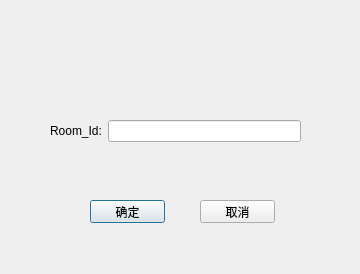
Old version of the form ManagerClient/queryinvoiceinputdialog.ui in the repository starsload/46572020.
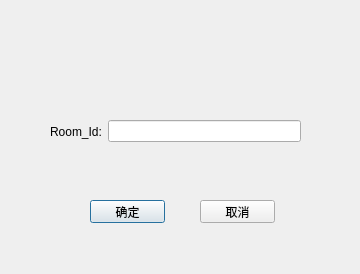
New version of the form. Icons and pictures are not drawn.

Patch:
```diff
--- a/ManagerClient/queryinvoiceinputdialog.ui
+++ b/ManagerClient/queryinvoiceinputdialog.ui
@@ -13,6 +13,9 @@
   <property name="windowTitle">
    <string>Dialog</string>
   </property>
+  <property name="styleSheet">
+   <string notr="true">border-image: url(:/back.jpg);</string>
+  </property>
   <widget class="QPushButton" name="pushButton">
    <property name="geometry">
     <rect>
@@ -39,13 +42,13 @@
     <string>取消</string>
    </property>
   </widget>
-  <widget class="QWidget" name="">
+  <widget class="QWidget" name="layoutWidget">
    <property name="geometry">
     <rect>
      <x>50</x>
      <y>120</y>
      <width>251</width>
-     <height>22</height>
+     <height>23</height>
     </rect>
    </property>
    <layout class="QHBoxLayout" name="horizontalLayout">
```
